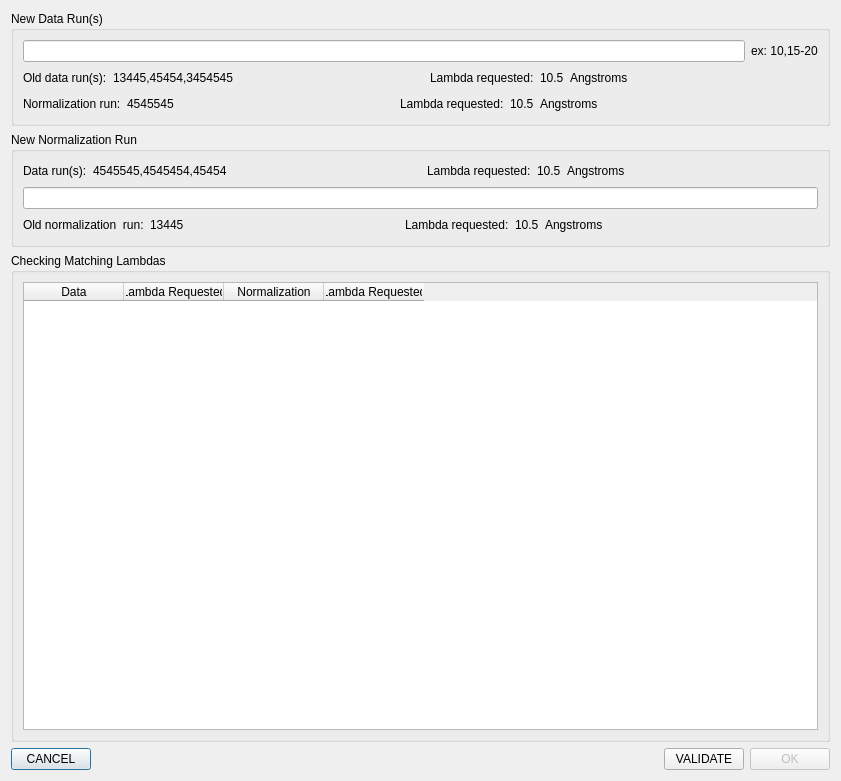
This is designer/table_reduction_runs_editor.ui in aglavic/quicknxs as Qt 5 draws it before an edit. The edited form follows.
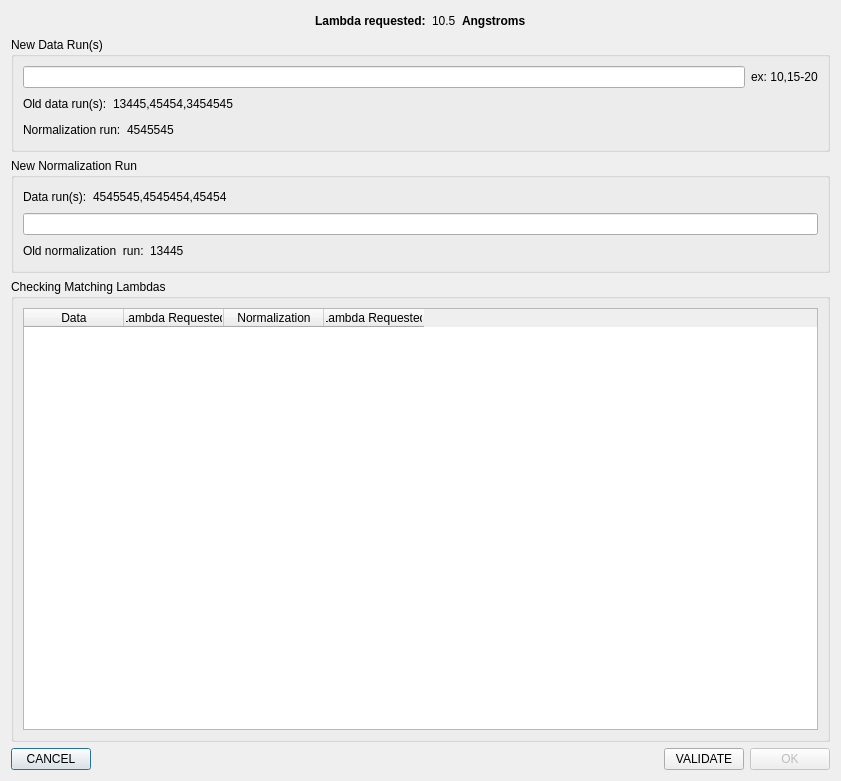
This is the edited form.

Commit message: Changed the way the lambda requested is displayed in the GUI

Diff of the .ui file:
```diff
--- a/designer/table_reduction_runs_editor.ui
+++ b/designer/table_reduction_runs_editor.ui
@@ -14,6 +14,69 @@
    <string>Dialog</string>
   </property>
   <layout class="QVBoxLayout" name="verticalLayout_4">
+   <item>
+    <layout class="QHBoxLayout" name="horizontalLayout_7">
+     <item>
+      <spacer name="horizontalSpacer_4">
+       <property name="orientation">
+        <enum>Qt::Horizontal</enum>
+       </property>
+       <property name="sizeHint" stdset="0">
+        <size>
+         <width>40</width>
+         <height>20</height>
+        </size>
+       </property>
+      </spacer>
+     </item>
+     <item>
+      <widget class="QLabel" name="label_5">
+       <property name="font">
+        <font>
+         <weight>75</weight>
+         <bold>true</bold>
+        </font>
+       </property>
+       <property name="text">
+        <string>Lambda requested:</string>
+       </property>
+      </widget>
+     </item>
+     <item>
+      <widget class="QLabel" name="lambdaValue">
+       <property name="text">
+        <string>10.5</string>
+       </property>
+      </widget>
+     </item>
+     <item>
+      <widget class="QLabel" name="lambdaUnits">
+       <property name="font">
+        <font>
+         <weight>75</weight>
+         <bold>true</bold>
+        </font>
+       </property>
+       <property name="text">
+        <string>Angstroms</string>
+       </property>
+      </widget>
+     </item>
+     <item>
+      <spacer name="horizontalSpacer_3">
+       <property name="orientation">
+        <enum>Qt::Horizontal</enum>
+       </property>
+       <property name="sizeHint" stdset="0">
+        <size>
+         <width>40</width>
+         <height>20</height>
+        </size>
+       </property>
+      </spacer>
+     </item>
+    </layout>
+   </item>
    <item>
     <widget class="QGroupBox" name="data_groupBox">
      <property name="title">
@@ -67,40 +130,6 @@
           </property>
          </spacer>
         </item>
-        <item>
-         <widget class="QLabel" name="label_5">
-          <property name="text">
-           <string>Lambda requested:</string>
-          </property>
-         </widget>
-        </item>
-        <item>
-         <widget class="QLabel" name="oldDataLambda">
-          <property name="text">
-           <string>10.5</string>
-          </property>
-         </widget>
-        </item>
-        <item>
-         <widget class="QLabel" name="oldDataLambdaUnits">
-          <property name="text">
-           <string>Angstroms</string>
-          </property>
-         </widget>
-        </item>
-        <item>
-         <spacer name="horizontalSpacer_3">
-          <property name="orientation">
-           <enum>Qt::Horizontal</enum>
-          </property>
-          <property name="sizeHint" stdset="0">
-           <size>
-            <width>40</width>
-            <height>20</height>
-           </size>
-          </property>
-         </spacer>
-        </item>
        </layout>
       </item>
       <item>
@@ -132,40 +161,6 @@
           </property>
          </spacer>
         </item>
-        <item>
-         <widget class="QLabel" name="label_12">
-          <property name="text">
-           <string>Lambda requested:</string>
-          </property>
-         </widget>
-        </item>
-        <item>
-         <widget class="QLabel" name="normLambda">
-          <property name="text">
-           <string>10.5</string>
-          </property>
-         </widget>
-        </item>
-        <item>
-         <widget class="QLabel" name="normLambdaUnits">
-          <property name="text">
-           <string>Angstroms</string>
-          </property>
-         </widget>
-        </item>
-        <item>
-         <spacer name="horizontalSpacer_4">
-          <property name="orientation">
-           <enum>Qt::Horizontal</enum>
-          </property>
-          <property name="sizeHint" stdset="0">
-           <size>
-            <width>40</width>
-            <height>20</height>
-           </size>
-          </property>
-         </spacer>
-        </item>
        </layout>
       </item>
      </layout>
@@ -206,40 +201,6 @@
           </property>
          </spacer>
         </item>
-        <item>
-         <widget class="QLabel" name="label_18">
-          <property name="text">
-           <string>Lambda requested:</string>
-          </property>
-         </widget>
-        </item>
-        <item>
-         <widget class="QLabel" name="dataLambda">
-          <property name="text">
-           <string>10.5</string>
-          </property>
-         </widget>
-        </item>
-        <item>
-         <widget class="QLabel" name="dataLambdaUnits">
-          <property name="text">
-           <string>Angstroms</string>
-          </property>
-         </widget>
-        </item>
-        <item>
-         <spacer name="horizontalSpacer_6">
-          <property name="orientation">
-           <enum>Qt::Horizontal</enum>
-          </property>
-          <property name="sizeHint" stdset="0">
-           <size>
-            <width>40</width>
-            <height>20</height>
-           </size>
-          </property>
-         </spacer>
-        </item>
        </layout>
       </item>
       <item>
@@ -296,40 +257,6 @@
           </property>
          </spacer>
         </item>
-        <item>
-         <widget class="QLabel" name="label_15">
-          <property name="text">
-           <string>Lambda requested:</string>
-          </property>
-         </widget>
-        </item>
-        <item>
-         <widget class="QLabel" name="oldNormLambda">
-          <property name="text">
-           <string>10.5</string>
-          </property>
-         </widget>
-        </item>
-        <item>
-         <widget class="QLabel" name="oldNormLambdaUnits">
-          <property name="text">
-           <string>Angstroms</string>
-          </property>
-         </widget>
-        </item>
-        <item>
-         <spacer name="horizontalSpacer_8">
-          <property name="orientation">
-           <enum>Qt::Horizontal</enum>
-          </property>
-          <property name="sizeHint" stdset="0">
-           <size>
-            <width>40</width>
-            <height>20</height>
-           </size>
-          </property>
-         </spacer>
-        </item>
        </layout>
       </item>
      </layout>
```
The commit also changes 5 other files.
